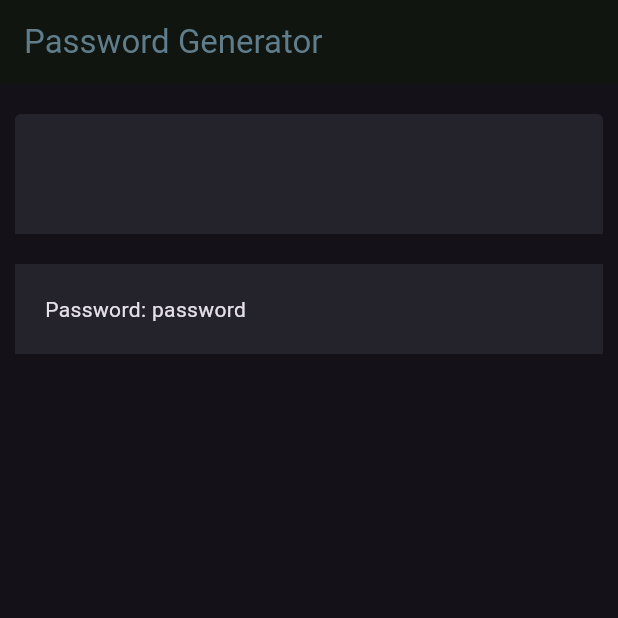
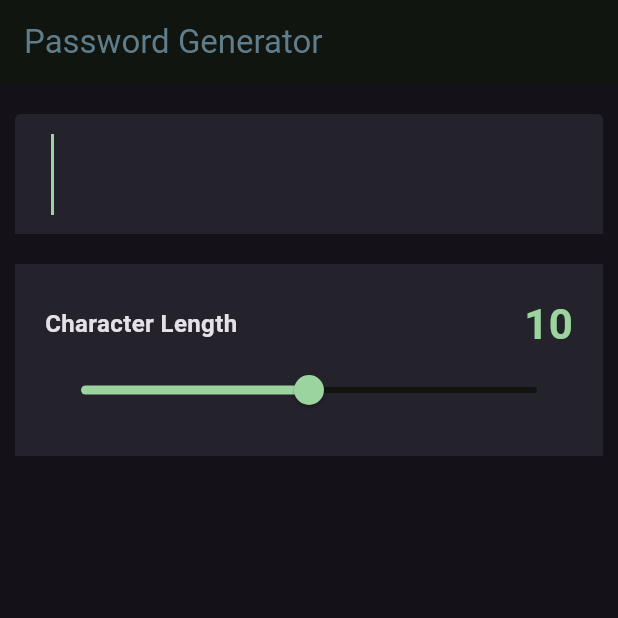
Before and after one commit to jacksonwhiting/password_generator_app_flutter, a Flutter app: the screen it shows after launch, on a phone screen of 412 x 824 dp, the top half of it. Run offline on Flutter 3.47's test engine with Material 3 defaults, Android fonts, the phone set to English and light mode, and no system bars.

Commit message:
added slider ui

```diff
--- a/lib/main.dart
+++ b/lib/main.dart
@@ -1,6 +1,7 @@
 import 'package:flutter/material.dart';
 
 import 'package:password_generator_app_flutter/text_field.dart';
+import 'package:password_generator_app_flutter/slider.dart';
 
 var kColorScheme = ColorScheme.fromSeed(
   seedColor: const Color.fromARGB(255, 59, 181, 146),
@@ -65,10 +66,31 @@ class MyHomePage extends StatelessWidget {
                 padding:
                     const EdgeInsets.symmetric(horizontal: 20, vertical: 20),
                 decoration: const BoxDecoration(color: Color(0xFF24232C)),
-                child: const Row(
+                child: Column(
                   children: [
-                    Text('Password: '),
-                    Text('password'),
+                    Row(
+                      children: [
+                        Text('Character Length',
+                            style: TextStyle(
+                                fontSize: Theme.of(context)
+                                    .textTheme
+                                    .bodyLarge
+                                    ?.fontSize,
+                                fontWeight: FontWeight.w700)),
+                        const Spacer(),
+                        Text(
+                          '10',
+                          style: TextStyle(
+                              color: Theme.of(context).colorScheme.primary,
+                              fontSize: Theme.of(context)
+                                  .textTheme
+                                  .headlineMedium
+                                  ?.fontSize,
+                              fontWeight: FontWeight.w600),
+                        ),
+                      ],
+                    ),
+                    const SliderExample(),
                   ],
                 )),
           ],
--- /dev/null
+++ b/lib/slider.dart
@@ -0,0 +1,28 @@
+import 'package:flutter/material.dart';
+
+class SliderExample extends StatefulWidget {
+  const SliderExample({super.key});
+
+  @override
+  State<SliderExample> createState() => _SliderExampleState();
+}
+
+class _SliderExampleState extends State<SliderExample> {
+  double _currentSliderValue = 10;
+
+  @override
+  Widget build(BuildContext context) {
+    return Slider(
+      value: _currentSliderValue,
+      max: 20,
+      // divisions: 5,
+      label: _currentSliderValue.round().toString(),
+      inactiveColor: Theme.of(context).colorScheme.surface,
+      onChanged: (double value) {
+        setState(() {
+          _currentSliderValue = value;
+        });
+      },
+    );
+  }
+}
--- a/lib/text_field.dart
+++ b/lib/text_field.dart
@@ -6,6 +6,7 @@ class CustInputField extends StatelessWidget {
   @override
   Widget build(BuildContext context) {
     return TextField(
+      autofocus: true,
       decoration: const InputDecoration(
         fillColor: Color(0xFF24232C),
         filled: true,
```
Also changed, not shown: pubspec.lock, 1 other file.
